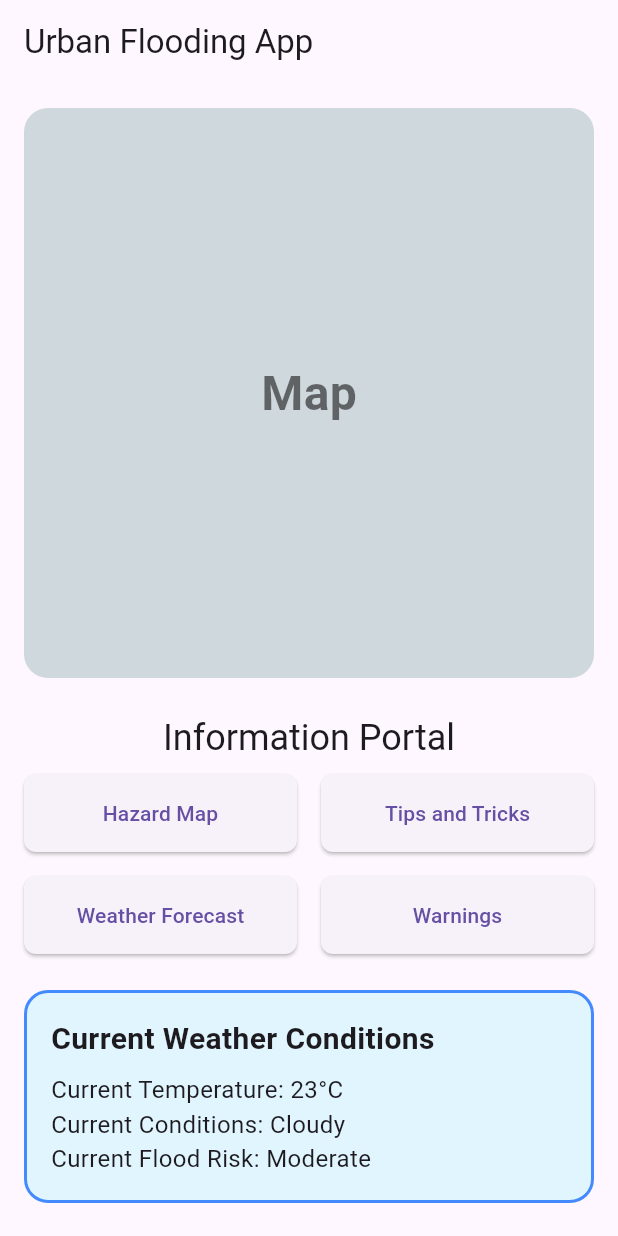
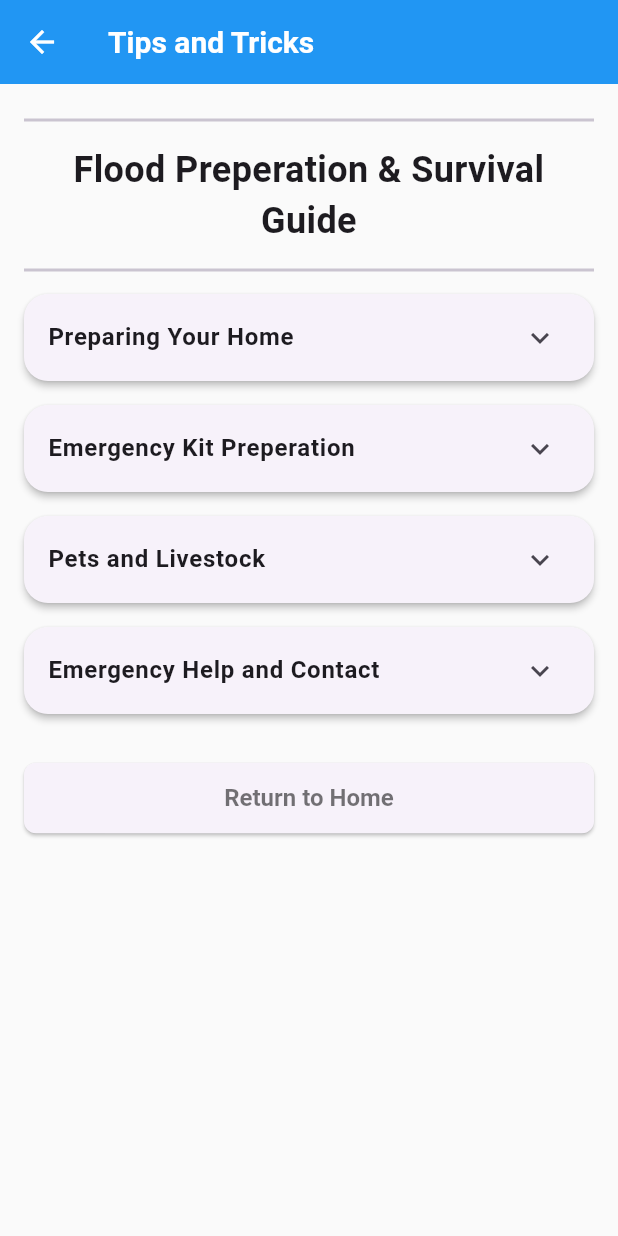
Before and after one commit to nharpa/urban_flooding, a Flutter app: the screen it shows after launch, after a tap on "Tips and Tricks", on a phone screen of 412 x 824 dp. Run offline on Flutter 3.47's test engine with Material 3 defaults, Android fonts, the phone set to English and light mode, and no system bars; our stand-ins replace flutter_svg.

Commit message:
Tips and Tricks and some project structure additions (#1)

```diff
--- a/lib/main.dart
+++ b/lib/main.dart
@@ -1,4 +1,5 @@
 import 'package:flutter/material.dart';
+import 'theme/theme.dart';
 import 'package:urban_flooding/pages/homepage.dart';
 
 void main() {
@@ -10,9 +11,13 @@ class MyApp extends StatelessWidget {
 
   @override
   Widget build(BuildContext context) {
-    return const MaterialApp(
+    return MaterialApp(
+      title: 'Urban Flooding App',
       debugShowCheckedModeBanner: false,
-      home: Homepage(),
+      theme: AppTheme.lightTheme,
+      darkTheme: AppTheme.darkTheme,
+      themeMode: ThemeMode.system, // auto switch based on device
+      home: const Homepage(),
     );
   }
 }
--- a/lib/pages/homepage.dart
+++ b/lib/pages/homepage.dart
@@ -1,4 +1,7 @@
 import 'package:flutter/material.dart';
+import 'package:urban_flooding/widgets/home_page_button.dart';
+import 'package:urban_flooding/pages/tipsandtricks.dart';
+import 'package:urban_flooding/widgets/weather_card.dart';
 
 class Homepage extends StatelessWidget {
   const Homepage({super.key});
@@ -29,7 +32,7 @@ class Homepage extends StatelessWidget {
     return Column(
       children: [
         Padding(
-          padding: const EdgeInsets.only(bottom: 8.0),
+          padding: const EdgeInsets.symmetric(vertical: 12.0),
           child: Text(
             "Information Portal",
             style: Theme.of(context).textTheme.headlineSmall,
@@ -44,7 +47,14 @@ class Homepage extends StatelessWidget {
             Expanded(
               child: HomePageButton(
                 buttonText: "Tips and Tricks",
-                onPressed: () {},
+                onPressed: () {
+                  Navigator.push(
+                    context,
+                    MaterialPageRoute(
+                      builder: (context) => const TipsAndTricksPage(),
+                    ),
+                  );
+                },
               ),
             ),
           ],
@@ -69,27 +79,7 @@ class Homepage extends StatelessWidget {
   }
 
   Widget _buildWeatherWidget() {
-    return Container(
-      padding: const EdgeInsets.all(16),
-      decoration: BoxDecoration(
-        color: Colors.lightBlue[50],
-        borderRadius: BorderRadius.circular(16),
-        border: Border.all(color: Colors.blueAccent, width: 2),
-      ),
-      child: Column(
-        crossAxisAlignment: CrossAxisAlignment.start,
-        children: const [
-          Text(
-            'Current Weather Conditions',
-            style: TextStyle(fontSize: 20, fontWeight: FontWeight.bold),
-          ),
-          SizedBox(height: 8),
-          Text('Current Temperature: 23°C', style: TextStyle(fontSize: 16)),
-          Text('Current Conditions: Cloudy', style: TextStyle(fontSize: 16)),
-          Text('Current Flood Risk: Moderate', style: TextStyle(fontSize: 16)),
-        ],
-      ),
-    );
+    return WeatherCard();
   }
 
   @override
@@ -102,7 +92,7 @@ class Homepage extends StatelessWidget {
           crossAxisAlignment: CrossAxisAlignment.stretch,
           children: [
             _buildMapPlaceholder(),
-            const SizedBox(height: 24),
+            const SizedBox(height: 12),
             _buildButtonGrid(context),
             const SizedBox(height: 24),
             _buildWeatherWidget(),
@@ -112,26 +102,3 @@ class Homepage extends StatelessWidget {
     );
   }
 }
-
-class HomePageButton extends StatelessWidget {
-  final String buttonText;
-  final VoidCallback onPressed;
-
-  const HomePageButton({
-    super.key,
-    required this.buttonText,
-    required this.onPressed,
-  });
-
-  @override
-  Widget build(BuildContext context) {
-    return ElevatedButton(
-      style: ElevatedButton.styleFrom(
-        padding: const EdgeInsets.all(16),
-        shape: RoundedRectangleBorder(borderRadius: BorderRadius.circular(8)),
-      ),
-      onPressed: onPressed,
-      child: Text(buttonText),
-    );
-  }
-}
--- /dev/null
+++ b/lib/pages/tipsandtricks.dart
@@ -0,0 +1,75 @@
+import 'package:flutter/material.dart';
+
+class TipsAndTricksPage extends StatelessWidget {
+  const TipsAndTricksPage({super.key});
+
+  Widget _buildTitle() {
+    return Column(
+      children: [
+        const Divider(thickness: 2),
+        const SizedBox(height: 8),
+        const Text(
+          'Flood Preperation & Survival Guide',
+          style: TextStyle(fontSize: 24, fontWeight: FontWeight.bold),
+          textAlign: TextAlign.center,
+        ),
+        const SizedBox(height: 8),
+        const Divider(thickness: 2),
+      ],
+    );
+  }
+
+  Widget _buildCollapsibleCard(String title) {
+    return Card(
+      margin: const EdgeInsets.symmetric(vertical: 8),
+      child: ExpansionTile(
+        title: Text(title, style: const TextStyle(fontWeight: FontWeight.bold)),
+        children: [
+          Padding(
+            padding: const EdgeInsets.only(left: 16, bottom: 12),
+            child: Column(
+              crossAxisAlignment: CrossAxisAlignment.start,
+              children: List.generate(
+                5,
+                (index) => Row(
+                  children: const [
+                    Icon(Icons.circle, size: 8),
+                    SizedBox(width: 8),
+                    Text('Placeholder tip goes here.'),
+                  ],
+                ),
+              ),
+            ),
+          ),
+        ],
+      ),
+    );
+  }
+
+  @override
+  Widget build(BuildContext context) {
+    return Scaffold(
+      appBar: AppBar(title: const Text('Tips and Tricks')),
+      body: SingleChildScrollView(
+        padding: const EdgeInsets.all(16.0),
+        child: Column(
+          crossAxisAlignment: CrossAxisAlignment.stretch,
+          children: [
+            _buildTitle(),
+            _buildCollapsibleCard('Preparing Your Home'),
+            _buildCollapsibleCard('Emergency Kit Preperation'),
+            _buildCollapsibleCard('Pets and Livestock'),
+            _buildCollapsibleCard('Emergency Help and Contact'),
+            const SizedBox(height: 24),
+            ElevatedButton(
+              onPressed: () {
+                Navigator.pushReplacementNamed(context, '/');
+              },
+              child: const Text('Return to Home'),
+            ),
+          ],
+        ),
+      ),
+    );
+  }
+}
--- /dev/null
+++ b/lib/theme/theme.dart
@@ -0,0 +1,73 @@
+import 'package:flutter/material.dart';
+
+class AppTheme {
+  // Light Theme
+  static ThemeData lightTheme = ThemeData(
+    brightness: Brightness.light,
+    primarySwatch: Colors.blue,
+    scaffoldBackgroundColor: Colors.grey[50],
+    appBarTheme: const AppBarTheme(
+      elevation: 0,
+      backgroundColor: Colors.blue,
+      foregroundColor: Colors.white,
+      titleTextStyle: TextStyle(fontSize: 20, fontWeight: FontWeight.bold),
+    ),
+    elevatedButtonTheme: ElevatedButtonThemeData(
+      style: ElevatedButton.styleFrom(
+        padding: const EdgeInsets.symmetric(vertical: 14, horizontal: 20),
+        shape: RoundedRectangleBorder(borderRadius: BorderRadius.circular(8)),
+        textStyle: const TextStyle(fontSize: 16, fontWeight: FontWeight.w600),
+        foregroundColor: Colors.black54,
+      ),
+    ),
+    textTheme: const TextTheme(
+      headlineLarge: TextStyle(fontSize: 24, fontWeight: FontWeight.bold),
+      headlineMedium: TextStyle(fontSize: 20, fontWeight: FontWeight.w600),
+      bodyLarge: TextStyle(fontSize: 16),
+      bodyMedium: TextStyle(fontSize: 14),
+    ),
+    cardTheme: CardThemeData(
+      shape: RoundedRectangleBorder(borderRadius: BorderRadius.circular(16)),
+      elevation: 2,
+      margin: const EdgeInsets.all(8),
+    ),
+    inputDecorationTheme: InputDecorationTheme(
+      border: OutlineInputBorder(borderRadius: BorderRadius.circular(8)),
+    ),
+  );
+
+  // Dark Theme
+  static ThemeData darkTheme = ThemeData(
+    brightness: Brightness.dark,
+    primarySwatch: Colors.blueGrey,
+    scaffoldBackgroundColor: Colors.grey[900],
+    appBarTheme: const AppBarTheme(
+      elevation: 0,
+      backgroundColor: Colors.black,
+      foregroundColor: Colors.white,
+      titleTextStyle: TextStyle(fontSize: 20, fontWeight: FontWeight.bold),
+    ),
+    elevatedButtonTheme: ElevatedButtonThemeData(
+      style: ElevatedButton.styleFrom(
+        padding: const EdgeInsets.symmetric(vertical: 14, horizontal: 20),
+        shape: RoundedRectangleBorder(borderRadius: BorderRadius.circular(8)),
+        textStyle: const TextStyle(fontSize: 16, fontWeight: FontWeight.w600),
+        foregroundColor: Colors.white,
+      ),
+    ),
+    textTheme: const TextTheme(
+      headlineLarge: TextStyle(fontSize: 24, fontWeight: FontWeight.bold),
+      headlineMedium: TextStyle(fontSize: 20, fontWeight: FontWeight.w600),
+      bodyLarge: TextStyle(fontSize: 16),
+      bodyMedium: TextStyle(fontSize: 14),
+    ),
+    cardTheme: CardThemeData(
+      shape: RoundedRectangleBorder(borderRadius: BorderRadius.circular(16)),
+      elevation: 2,
+      margin: const EdgeInsets.all(8),
+    ),
+    inputDecorationTheme: InputDecorationTheme(
+      border: OutlineInputBorder(borderRadius: BorderRadius.circular(8)),
+    ),
+  );
+}
--- /dev/null
+++ b/lib/widgets/home_page_button.dart
@@ -0,0 +1,17 @@
+import 'package:flutter/material.dart';
+
+class HomePageButton extends StatelessWidget {
+  final String buttonText;
+  final VoidCallback onPressed;
+
+  const HomePageButton({
+    super.key,
+    required this.buttonText,
+    required this.onPressed,
+  });
+
+  @override
+  Widget build(BuildContext context) {
+    return ElevatedButton(onPressed: onPressed, child: Text(buttonText));
+  }
+}
--- /dev/null
+++ b/lib/widgets/weather_card.dart
@@ -0,0 +1,89 @@
+import 'package:flutter/material.dart';
+import 'package:flutter_svg/flutter_svg.dart';
+
+class WeatherData {
+  final String temperature;
+  final String condition;
+  final String floodRisk;
+
+  WeatherData({
+    required this.temperature,
+    required this.condition,
+    required this.floodRisk,
+  });
+}
+
+WeatherData getPlaceholderWeatherData() {
+  // Later replace with API call
+  return WeatherData(
+    temperature: '30°C',
+    condition: 'Cloudy',
+    floodRisk: 'Moderate',
+  );
+}
+
+class WeatherCard extends StatefulWidget {
+  const WeatherCard({super.key});
+
+  @override
+  State<WeatherCard> createState() => _WeatherCardState();
+}
+
+class _WeatherCardState extends State<WeatherCard> {
+  String _getWeatherIconAsset(String condition) {
+    switch (condition.toLowerCase()) {
+      case 'sunny':
+        return 'lib/assets/weather_sunny.svg';
+      case 'rainy':
+        return 'lib/assets/weather_rainy.svg';
+      case 'cloudy':
+      default:
+        return 'lib/assets/weather_cloudy.svg';
+    }
+  }
+
+  late WeatherData weatherData;
+
+  @override
+  void initState() {
+    super.initState();
+    weatherData = getPlaceholderWeatherData();
+  }
+
+  @override
+  Widget build(BuildContext context) {
+    return Container(
+      padding: const EdgeInsets.all(16),
+      decoration: BoxDecoration(
+        color: Colors.blueGrey[75],
+        borderRadius: BorderRadius.circular(16),
+        border: Border.all(color: Colors.blueGrey, width: 2),
+      ),
+      child: Row(
+        children: [
+          SvgPicture.asset(
+            _getWeatherIconAsset(weatherData.condition),
+            width: 48,
+            height: 48,
+          ),
+          const SizedBox(width: 16),
+          Expanded(
+            child: Column(
+              crossAxisAlignment: CrossAxisAlignment.start,
+              children: [
+                const Text(
+                  'Current Weather Conditions',
+                  style: TextStyle(fontSize: 20, fontWeight: FontWeight.bold),
+                ),
+                const SizedBox(height: 8),
+                Text('Temperature: ${weatherData.temperature}'),
+                Text('Conditions: ${weatherData.condition}'),
+                Text('Flood Risk: ${weatherData.floodRisk}'),
+              ],
+            ),
+          ),
+        ],
+      ),
+    );
+  }
+}
--- a/pubspec.yaml
+++ b/pubspec.yaml
@@ -11,6 +11,7 @@ dependencies:
     sdk: flutter
   english_words: ^4.0.0
   provider: ^6.1.5
+  flutter_svg: ^2.2.0
 
 dev_dependencies:
   flutter_test:
```
Also changed, not shown: lib/assets/weather_cloudy.svg (added), lib/assets/weather_rainy.svg (added), lib/assets/weather_sunny.svg (added), pubspec.lock.
